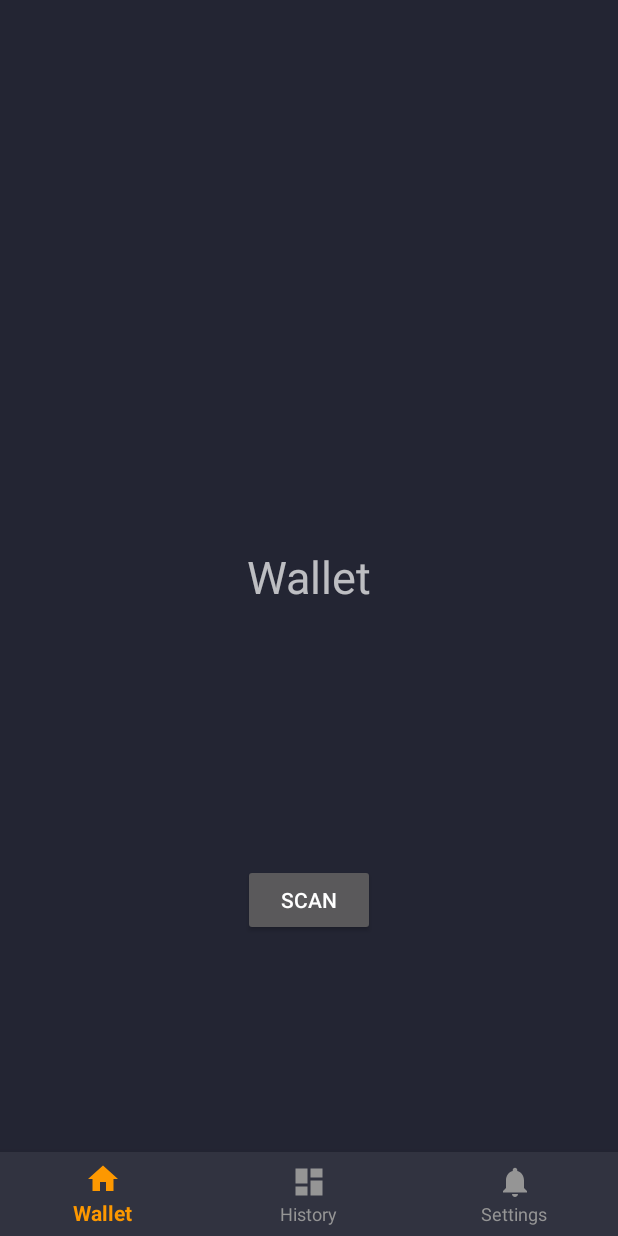
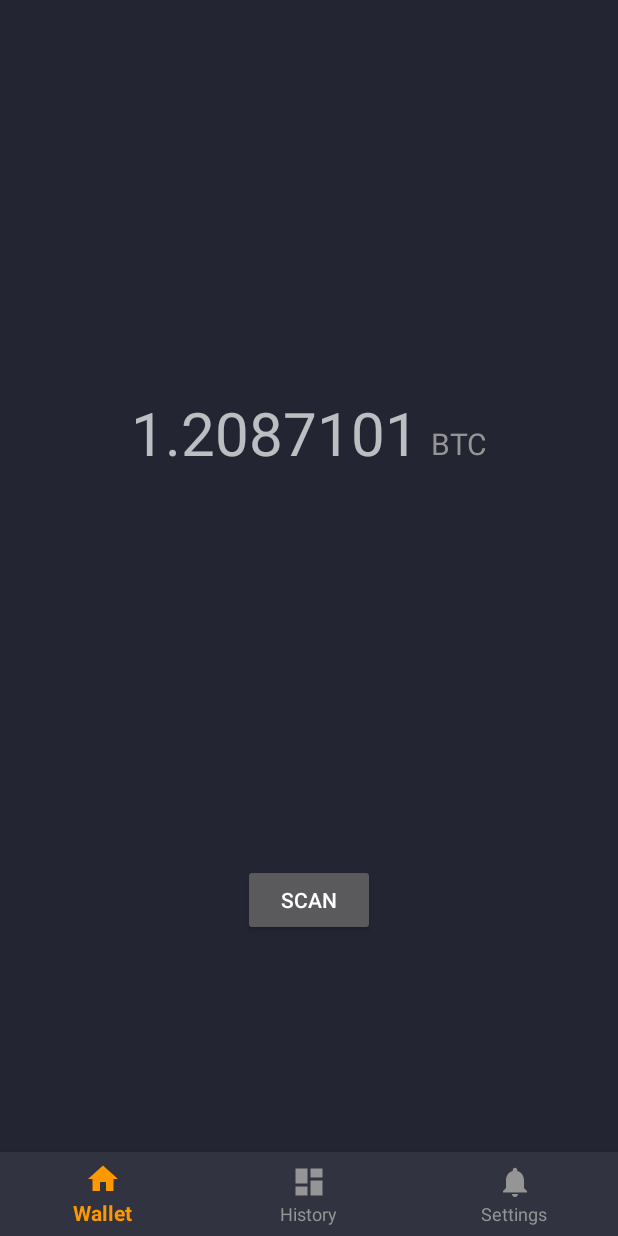
Before and after one commit to LN-Zap/zap-android, an Android app: the Wallet screen opened directly, with no data from a screen before it, on a phone screen of 412 x 824 dp. Run offline under Robolectric (Android 15) with nearby library versions, the phone set to English and light mode, and no system bars.

Commit message:
Support different bitcoin Units

```diff
--- a/app/src/main/java/ln_zap/zap/Fragments/Wallet.java
+++ b/app/src/main/java/ln_zap/zap/Fragments/Wallet.java
@@ -7,9 +7,11 @@ import android.view.LayoutInflater;
 import android.view.View;
 import android.view.ViewGroup;
 import android.widget.Button;
+import android.widget.TextView;
 
 import ln_zap.zap.QRCodeScanner.QRCodeScannerActivity;
 import ln_zap.zap.R;
+import ln_zap.zap.util.BtcDisplayUtil;
 
 /**
  * A simple {@link Fragment} subclass.
@@ -29,6 +31,14 @@ public class Wallet extends Fragment {
         View view = inflater.inflate(R.layout.fragment_wallet, container, false);
 
 
+        TextView tvBalance = view.findViewById(R.id.Balance);
+        TextView tvBalanceUnit = view.findViewById(R.id.BalanceUnit);
+
+        long myBalance = 120871010L;
+
+        tvBalance.setText(BtcDisplayUtil.getDisplayAmount(myBalance, getActivity()));
+        tvBalanceUnit.setText(BtcDisplayUtil.getDisplayUnit(getActivity()));
+
         Button btnScan = view.findViewById(R.id.scanButton);
         btnScan.setOnClickListener(new View.OnClickListener() {
             @Override
--- a/app/src/main/res/layout/fragment_wallet.xml
+++ b/app/src/main/res/layout/fragment_wallet.xml
@@ -7,17 +7,46 @@
     android:layout_height="match_parent"
     tools:context=".Fragments.Wallet">
 
-    <TextView
-        android:id="@+id/textView"
-        android:layout_width="0dp"
+    <androidx.constraintlayout.widget.ConstraintLayout
+        android:id="@+id/BalanceLayout"
+        android:layout_width="wrap_content"
         android:layout_height="wrap_content"
-        android:text="Wallet"
-        android:textAlignment="center"
-        android:textSize="30sp"
-        app:layout_constraintBottom_toBottomOf="parent"
+        android:layout_marginStart="8dp"
+        android:layout_marginTop="8dp"
+        android:layout_marginEnd="8dp"
+        android:layout_marginBottom="8dp"
+        app:layout_constraintBottom_toTopOf="@+id/scanButton"
         app:layout_constraintEnd_toEndOf="parent"
         app:layout_constraintStart_toStartOf="parent"
-        app:layout_constraintTop_toTopOf="parent" />
+        app:layout_constraintTop_toTopOf="parent">
+
+        <TextView
+            android:id="@+id/BalanceUnit"
+            android:layout_width="wrap_content"
+            android:layout_height="wrap_content"
+            android:layout_marginStart="8dp"
+            android:text="Wallet"
+            android:textAlignment="center"
+            android:textColor="@color/gray"
+            android:textSize="20sp"
+            app:layout_constraintBottom_toBottomOf="@id/Balance"
+            app:layout_constraintEnd_toEndOf="parent"
+            app:layout_constraintHorizontal_bias="0.48"
+            app:layout_constraintStart_toEndOf="@id/Balance"
+            app:layout_constraintTop_toTopOf="@id/Balance"
+            app:layout_constraintVertical_bias="0.77" />
+
+        <TextView
+            android:id="@+id/Balance"
+            android:layout_width="wrap_content"
+            android:layout_height="wrap_content"
+            android:text="Wallet"
+            android:textAlignment="center"
+            android:textSize="40sp"
+            app:layout_constraintBottom_toBottomOf="parent"
+            app:layout_constraintStart_toStartOf="parent"
+            app:layout_constraintTop_toTopOf="parent" />
+    </androidx.constraintlayout.widget.ConstraintLayout>
 
     <Button
         android:id="@+id/scanButton"
--- a/app/src/main/res/xml/settings.xml
+++ b/app/src/main/res/xml/settings.xml
@@ -21,6 +21,7 @@
             android:title="@string/settings_btcUnit"
             android:entries="@array/btcUnit"
             android:entryValues="@array/btcUnit"
+            android:defaultValue="BTC"
             android:dialogTitle="@string/settings_btcUnit"
             app:iconSpaceReserved="false"/>
 
```
Also changed, not shown: app/src/main/java/ln_zap/zap/util/BtcDisplayUtil.java (added, +125 -0 lines), app/src/main/res/values/arrays.xml (+7 -1 lines).
